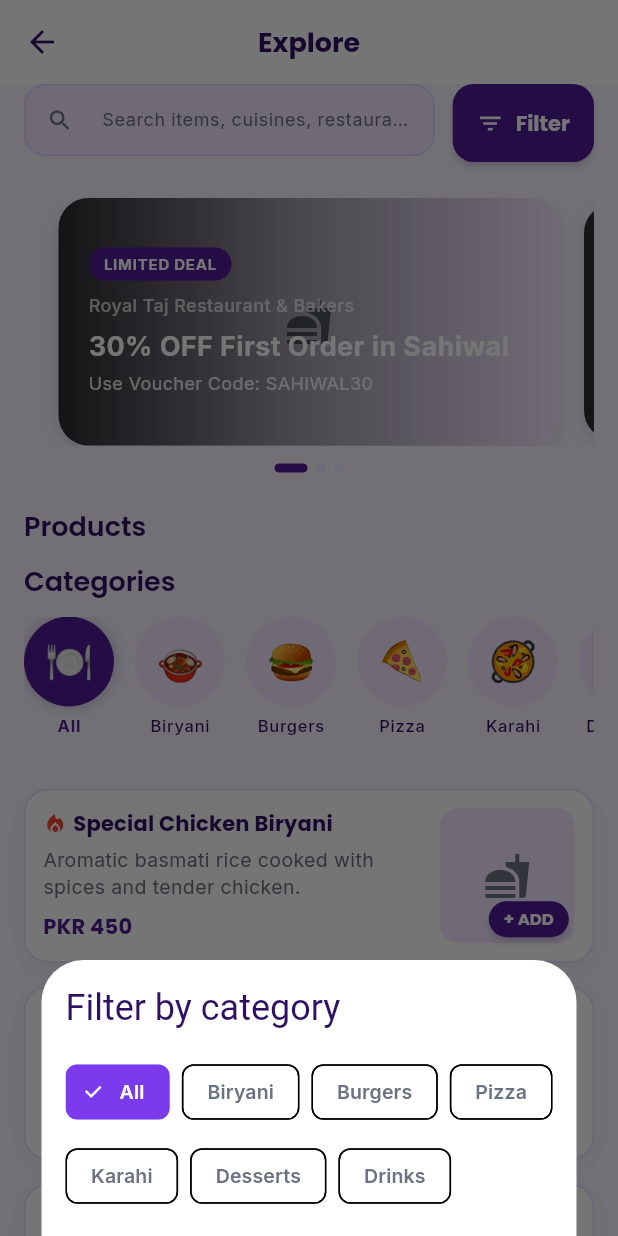
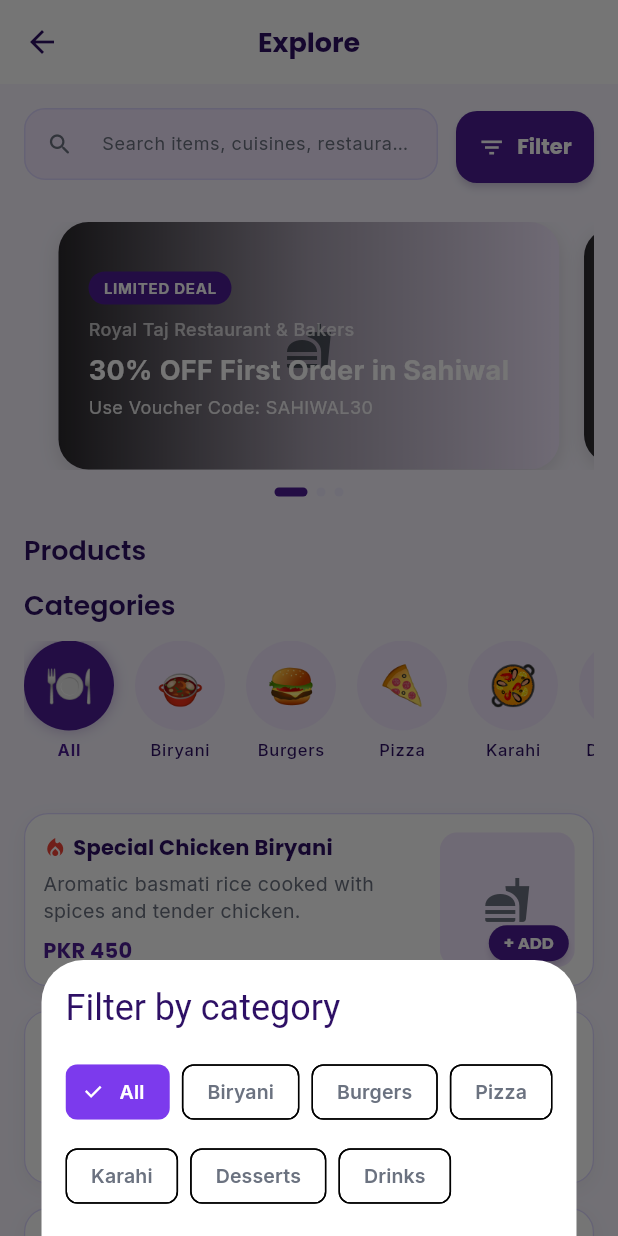
Before and after one commit to rehman1783/city_bites, a Flutter app: the ExploreScreen screen opened directly with empty values, after a tap on "Filter", on a phone screen of 412 x 824 dp. Run offline on Flutter 3.47's test engine with Material 3 defaults, Android fonts, the phone set to English and light mode, and no system bars; drawn by our look-alikes of cached_network_image; our stand-ins replace equatable, flutter_bloc, google_fonts, shared_preferences; accounts and stored records are empty; network calls fail.

Commit message:
feat: add dish selection functionality to ExploreScreen and MainScreen

```diff
--- a/lib/src/features/customer_food/presentation/screens/explore_screen.dart
+++ b/lib/src/features/customer_food/presentation/screens/explore_screen.dart
@@ -14,11 +14,13 @@ import '../bloc/home_feed_bloc.dart';
 
 class ExploreScreen extends StatefulWidget {
   final Function(Map<String, dynamic> restaurant) onSelectRestaurant;
+  final Function(Map<String, dynamic> dish) onSelectDish;
   final VoidCallback onOpenCart;
 
   const ExploreScreen({
     super.key,
     required this.onSelectRestaurant,
+    required this.onSelectDish,
     required this.onOpenCart,
   });
 
@@ -145,7 +147,7 @@ class _ExploreScreenState extends State<ExploreScreen> {
                 },
                 child: SingleChildScrollView(
                   physics: const AlwaysScrollableScrollPhysics(),
-                  padding: const EdgeInsets.symmetric(horizontal: 16),
+                  padding: const EdgeInsets.fromLTRB(16, 16, 16, 16),
                   child: Column(
                     crossAxisAlignment: CrossAxisAlignment.start,
                     children: [
@@ -169,7 +171,8 @@ class _ExploreScreenState extends State<ExploreScreen> {
                           ),
                           const SizedBox(width: 12),
                           SizedBox(
-                            height: 52,
+                            height: 48,
+                            width: 92,
                             child: ElevatedButton.icon(
                               onPressed: () {
                                 showModalBottomSheet<void>(
@@ -184,7 +187,8 @@ class _ExploreScreenState extends State<ExploreScreen> {
                                         children: [
                                           Text(
                                             'Filter by category',
-                                            style: theme.textTheme.headlineSmall,
+                                            style:
+                                                theme.textTheme.headlineSmall,
                                           ),
                                           const SizedBox(height: 16),
                                           Wrap(
@@ -196,7 +200,9 @@ class _ExploreScreenState extends State<ExploreScreen> {
                                                       state.selectedCategory ==
                                                       category['id'];
                                                   return ChoiceChip(
-                                                    label: Text(category['name']),
+                                                    label: Text(
+                                                      category['name'],
+                                                    ),
                                                     selected: isActive,
                                                     onSelected: (_) {
                                                       Navigator.pop(context);
@@ -218,12 +224,13 @@ class _ExploreScreenState extends State<ExploreScreen> {
                                   },
                                 );
                               },
-                              icon: const Icon(Icons.filter_list),
+                              icon: const Icon(Icons.filter_list, size: 18),
                               label: const Text('Filter'),
                               style: ElevatedButton.styleFrom(
+                                minimumSize: const Size(92, 48),
                                 padding: const EdgeInsets.symmetric(
-                                  horizontal: 16,
-                                  vertical: 16,
+                                  horizontal: 08,
+                                  vertical: 08,
                                 ),
                               ),
                             ),
@@ -275,7 +282,8 @@ class _ExploreScreenState extends State<ExploreScreen> {
                                   'image': product['image'] ?? '',
                                   'isSpicy': product['isSpicy'] ?? false,
                                 },
-                                onSelectDish: () {},
+                                onSelectDish: () =>
+                                    widget.onSelectDish(product),
                               ),
                             );
                           },
--- a/lib/src/features/main_navigation/presentation/screens/main_screen.dart
+++ b/lib/src/features/main_navigation/presentation/screens/main_screen.dart
@@ -110,6 +110,11 @@ class _MainScreenState extends State<MainScreen> {
             _selectedRestaurant = rest;
           });
         },
+        onSelectDish: (dish) {
+          setState(() {
+            _selectedDish = dish;
+          });
+        },
         onOpenCart: () {
           setState(() {
             _currentIndex = 2;
```
